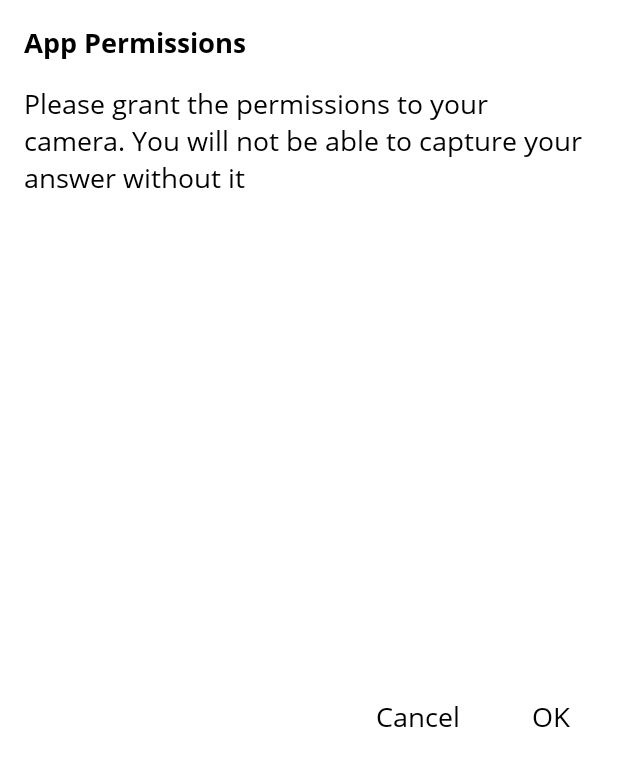
After one commit to rubenquadros/Android-Hilt-example-quiz-app, an Android app: the layout fragment_confirmation_dialog.xml on its own in the app's theme, with its tools: preview values and no code run, on a phone screen of 412 x 824 dp. The commit adds this screen. Shown: the top 766 px of the screen. Run offline under Robolectric (Android 15) with nearby library versions, the phone set to English and light mode, and no system bars.

Commit message:
asking for user permissions to capture/pick image

```diff
--- a/app/src/main/java/com/ruben/funed/utility/ApplicationConstants.kt
+++ b/app/src/main/java/com/ruben/funed/utility/ApplicationConstants.kt
@@ -14,4 +14,5 @@ object ApplicationConstants {
     const val MC = "MC"
     const val SA = "SA"
     const val ANSWER_POSITION = "answer_position"
+    const val CONFIRMATION_DIALOG_TAG = "confirmation_dialog"
 }
--- /dev/null
+++ b/app/src/main/res/layout/fragment_confirmation_dialog.xml
@@ -0,0 +1,68 @@
+<?xml version="1.0" encoding="utf-8"?>
+<androidx.constraintlayout.widget.ConstraintLayout
+    xmlns:android="http://schemas.android.com/apk/res/android"
+    xmlns:tools="http://schemas.android.com/tools"
+    android:layout_width="match_parent"
+    android:layout_height="match_parent"
+    xmlns:app="http://schemas.android.com/apk/res-auto"
+    tools:context=".presentation.dialogs.ConfirmationDialogFragment">
+
+    <androidx.appcompat.widget.AppCompatTextView
+        android:id="@+id/dialogTitleTv"
+        android:layout_width="@dimen/all_0dp"
+        android:layout_height="wrap_content"
+        android:textColor="@color/black"
+        android:textSize="@dimen/all_18sp"
+        android:fontFamily="@font/opensans_bold"
+        android:layout_margin="@dimen/all_16dp"
+        app:layout_constraintTop_toTopOf="parent"
+        app:layout_constraintStart_toStartOf="parent"
+        app:layout_constraintEnd_toEndOf="parent"
+        tools:text="@string/permission_title"/>
+
+    <androidx.appcompat.widget.AppCompatTextView
+        android:id="@+id/dialogMessageTv"
+        android:layout_width="match_parent"
+        android:layout_height="wrap_content"
+        android:textColor="@color/black"
+        android:textSize="@dimen/all_18sp"
+        android:fontFamily="@font/opensans_regular"
+        android:layout_margin="@dimen/all_16dp"
+        app:layout_constraintTop_toBottomOf="@+id/dialogTitleTv"
+        app:layout_constraintStart_toStartOf="parent"
+        app:layout_constraintEnd_toEndOf="parent"
+        tools:text="@string/permission_camera"/>
+
+    <androidx.appcompat.widget.AppCompatTextView
+        android:id="@+id/dialogPositiveButton"
+        android:layout_width="wrap_content"
+        android:layout_height="wrap_content"
+        android:layout_margin="@dimen/all_16dp"
+        android:padding="@dimen/all_16dp"
+        android:background="?attr/selectableItemBackground"
+        android:textAllCaps="false"
+        android:textColor="@color/black"
+        android:textSize="@dimen/all_18sp"
+        android:fontFamily="@font/opensans_regular"
+        app:layout_constraintTop_toBottomOf="@+id/dialogMessageTv"
+        app:layout_constraintEnd_toEndOf="parent"
+        app:layout_constraintBottom_toBottomOf="parent"
+        tools:text="@string/all_ok"/>
+
+    <androidx.appcompat.widget.AppCompatTextView
+        android:id="@+id/dialogNegativeButton"
+        android:layout_width="wrap_content"
+        android:layout_height="wrap_content"
+        android:layout_margin="@dimen/all_16dp"
+        android:padding="@dimen/all_16dp"
+        android:background="?attr/selectableItemBackground"
+        android:textAllCaps="false"
+        android:textColor="@color/black"
+        android:textSize="@dimen/all_18sp"
+        android:fontFamily="@font/opensans_regular"
+        app:layout_constraintTop_toBottomOf="@id/dialogMessageTv"
+        app:layout_constraintEnd_toStartOf="@+id/dialogPositiveButton"
+        app:layout_constraintBottom_toBottomOf="parent"
+        tools:text="@string/all_cancel"/>
+
+</androidx.constraintlayout.widget.ConstraintLayout>
--- a/app/src/main/res/values/strings.xml
+++ b/app/src/main/res/values/strings.xml
@@ -11,6 +11,9 @@
   <string name="answer_image_label">Please click/upload image</string>
   <string name="test_question_number">Q No. %s</string>
   <string name="test_question_marks">Marks: %s</string>
+  <string name="permission_title">App Permissions</string>
+  <string name="permission_camera">Please grant the permissions to your camera. You will not be able to capture your answer without it</string>
+  <string name="permission_gallery">Please grant the permissions to your gallery. You will not be able to select the picture of your answer without it</string>
   <string name="all_next">Next</string>
   <string name="all_prev">Prev</string>
   <string name="all_subimt">Submit</string>
@@ -19,4 +22,5 @@
   <string name="all_generic_error">Something went wrong. Please try again</string>
   <string name="all_try_again">There seems to be an error. Please click below to try again</string>
   <string name="all_ok">OK</string>
+  <string name="all_cancel">Cancel</string>
 </resources>
--- /dev/null
+++ b/app/src/main/res/xml/file_paths.xml
@@ -0,0 +1,6 @@
+<?xml version="1.0" encoding="utf-8"?>
+<paths>
+  <external-path
+      name="my_images"
+      path="." />
+</paths>
```
Also changed, not shown: app/src/main/AndroidManifest.xml (+14 -0 lines), app/src/main/java/com/ruben/funed/presentation/dialogs/ConfirmationDialogFragment.kt (added, +89 -0 lines), app/src/main/java/com/ruben/funed/presentation/test/TestFragment.kt (+112 -1 lines). Lines whose indentation alone changed are shown as unchanged.
